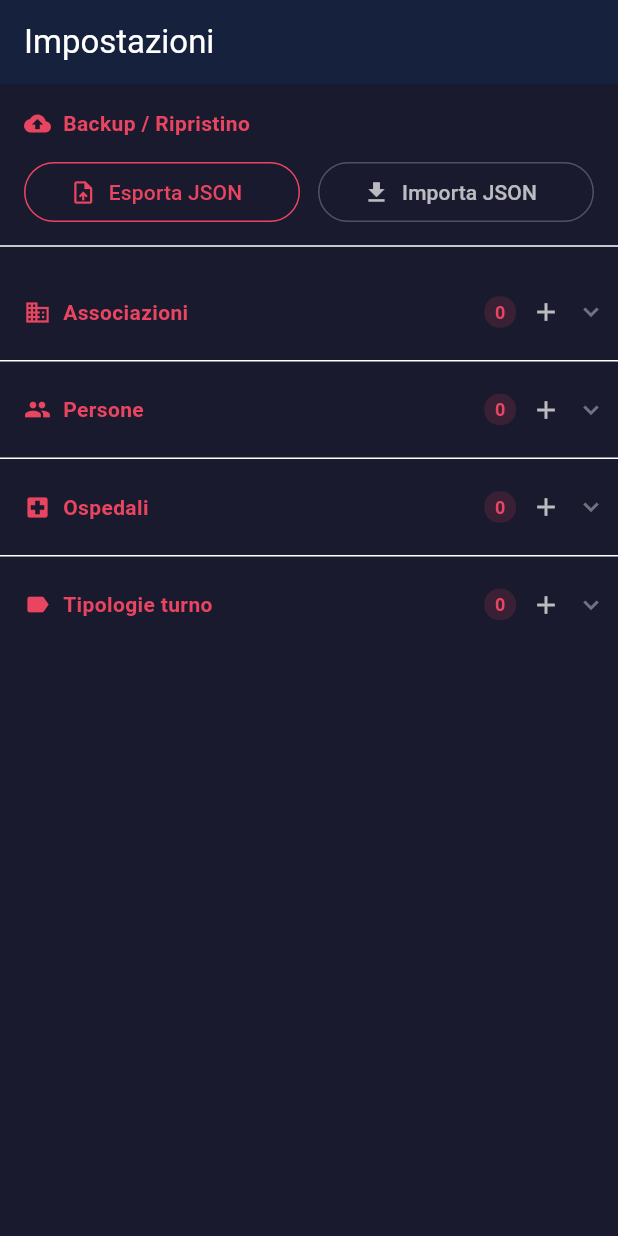
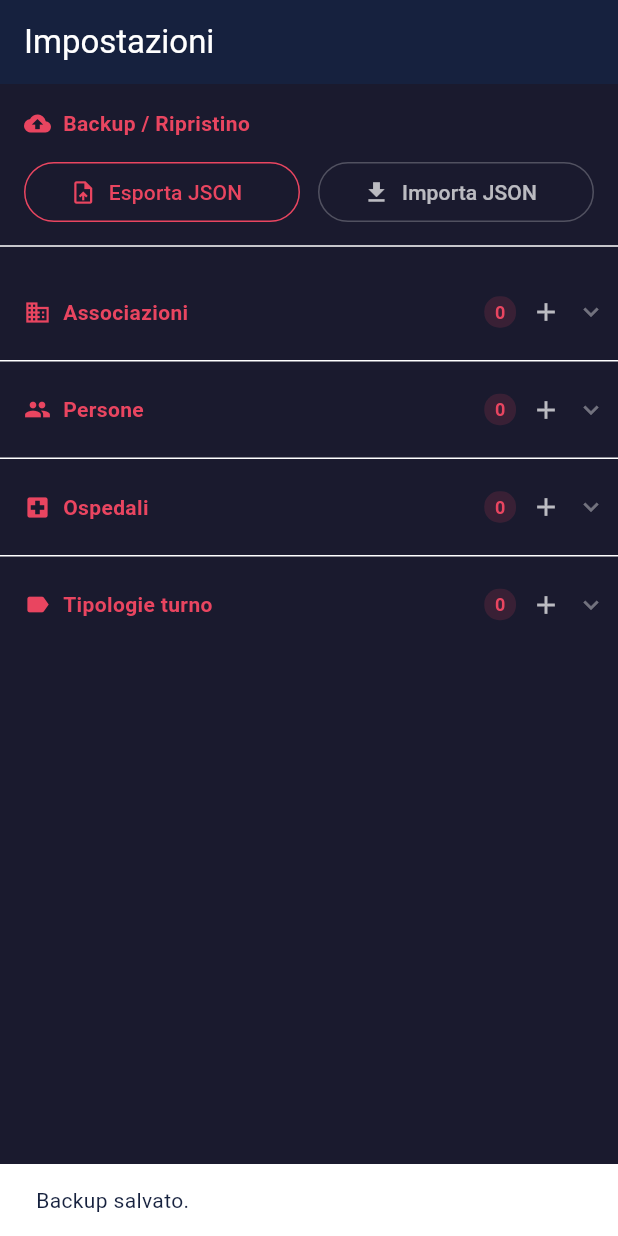
Before and after one commit to enne139/AmbuTurni, a Flutter app: the ImpostazioniScreen screen opened directly, after a tap on "Esporta JSON", on a phone screen of 412 x 824 dp. Run offline on Flutter 3.47's test engine with Material 3 defaults, Android fonts, the phone set to English and light mode, and no system bars; our stand-ins replace file_picker, share_plus, sqflite, sqflite_common_ffi; accounts and stored records are empty.

Commit message:
fix: export backup con dialog "Salva come" su Windows/desktop
Su Windows e macOS/Linux, share_plus non offre un'opzione per scaricare
il file localmente. Rimpiazzato con FilePicker.saveFile() che mostra
un dialog nativo "Salva come" permettendo di scegliere cartella e nome.
Su Android/iOS resta la share sheet (invariata).
Aggiunto SnackBar di conferma/annullamento dopo l'export.

Co-Authored-By: Claude Sonnet 4.6 <noreply@anthropic.com>

```diff
--- a/lib/db/backup.dart
+++ b/lib/db/backup.dart
@@ -35,8 +35,10 @@ const _backupTables = [
   'assistenze',
 ];
 
-/// Esporta tutti i dati in un file JSON e lo condivide tramite share_plus.
-/// Restituisce il percorso del file creato, oppure null in caso di errore.
+/// Esporta tutti i dati in un file JSON.
+/// Su desktop (Windows/Linux/macOS) mostra un dialog "Salva come" nativo;
+/// su Android/iOS apre la share sheet (consente di salvare su Drive, Files, ecc.).
+/// Restituisce il percorso salvato, oppure null se l'utente annulla.
 Future<String?> exportBackup() async {
   final db = await getDb();
 
@@ -44,19 +46,31 @@ Future<String?> exportBackup() async {
     'version': _backupVersion,
     'exportedAt': DateTime.now().toUtc().toIso8601String(),
   };
-
   for (final table in _backupTables) {
     payload[table] = await db.query(table);
   }
 
   final json = const JsonEncoder.withIndent('  ').convert(payload);
-  final dir = await getApplicationDocumentsDirectory();
   final ts = DateTime.now().millisecondsSinceEpoch;
-  final file = File('${dir.path}/ambulanza_backup_$ts.json');
-  await file.writeAsString(json, encoding: utf8);
+  final fileName = 'ambulanza_backup_$ts.json';
 
-  await Share.shareXFiles([XFile(file.path)], text: 'Backup Ambulanza Turni');
-  return file.path;
+  if (Platform.isWindows || Platform.isLinux || Platform.isMacOS) {
+    final outputPath = await FilePicker.platform.saveFile(
+      dialogTitle: 'Salva backup',
+      fileName: fileName,
+      type: FileType.custom,
+      allowedExtensions: ['json'],
+    );
+    if (outputPath == null) return null;
+    await File(outputPath).writeAsString(json, encoding: utf8);
+    return outputPath;
+  } else {
+    final dir = await getApplicationDocumentsDirectory();
+    final file = File('${dir.path}/$fileName');
+    await file.writeAsString(json, encoding: utf8);
+    await Share.shareXFiles([XFile(file.path)], text: 'Backup Ambulanza Turni');
+    return file.path;
+  }
 }
 
 /// Importa un backup JSON scelto dall'utente.
--- a/lib/screens/impostazioni/impostazioni_screen.dart
+++ b/lib/screens/impostazioni/impostazioni_screen.dart
@@ -438,7 +438,11 @@ class _SezioneBackupState extends State<_SezioneBackup> {
   Future<void> _export() async {
     setState(() => _busy = true);
     try {
-      await exportBackup();
+      final path = await exportBackup();
+      if (mounted) {
+        final msg = path != null ? 'Backup salvato.' : 'Export annullato.';
+        ScaffoldMessenger.of(context).showSnackBar(SnackBar(content: Text(msg)));
+      }
     } catch (e) {
       if (mounted) {
         ScaffoldMessenger.of(context).showSnackBar(
```
